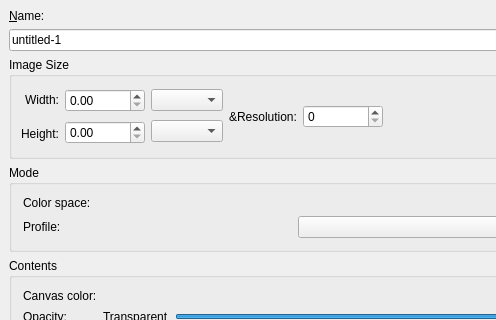
This is krita/ui/wdgnewimage.ui in KDE/krita as Qt 5 draws it before an edit; both pictures show x 0 to 496 and y 0 to 320 of the 590 by 565 pixel window. The edited form follows.
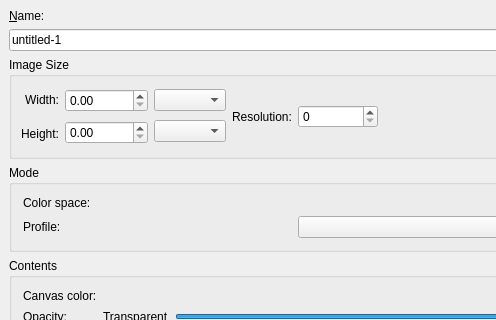
This is the edited form. Custom widgets are drawn as their Qt base class.

Commit message: Fix initial resolution in custom document dialog

What changed in the file:
```diff
--- a/krita/ui/wdgnewimage.ui
+++ b/krita/ui/wdgnewimage.ui
@@ -139,7 +139,7 @@
       <item>
        <widget class="QLabel" name="lblResolution" >
         <property name="text" >
-         <string>&amp;Resolution:</string>
+         <string>Resolution:</string>
         </property>
        </widget>
       </item>
```
The commit also changes 1 other file.
